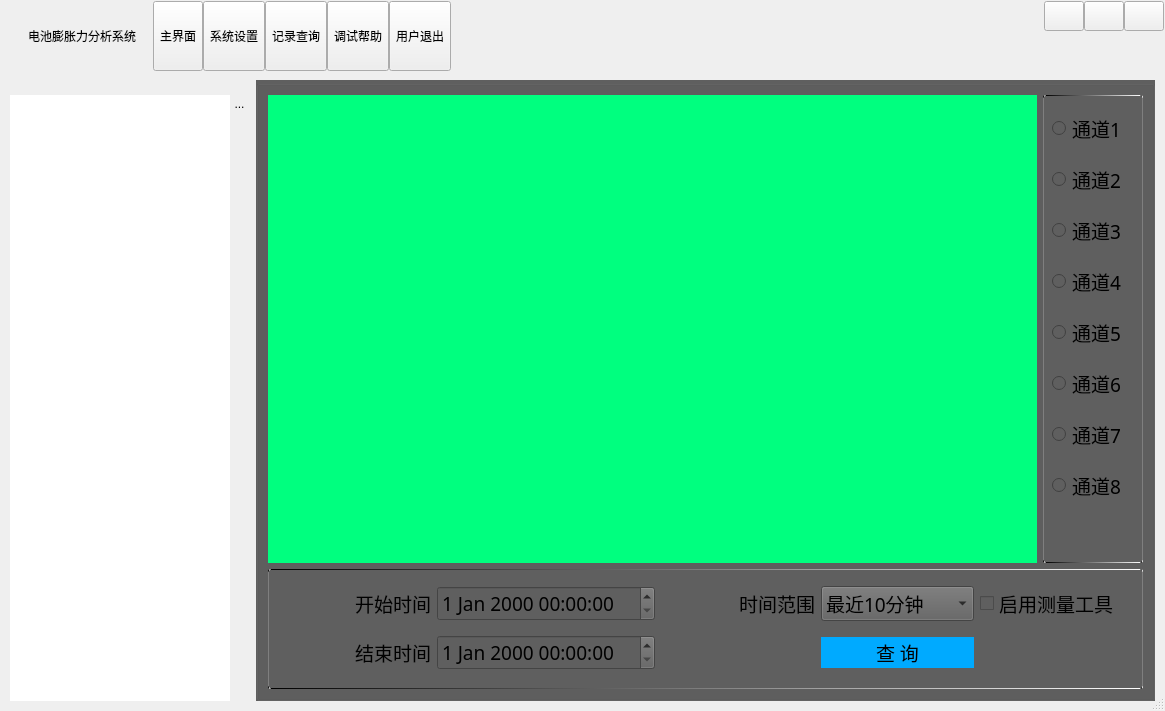
byteman/bullet, file MainWnd.ui: the form before one commit.
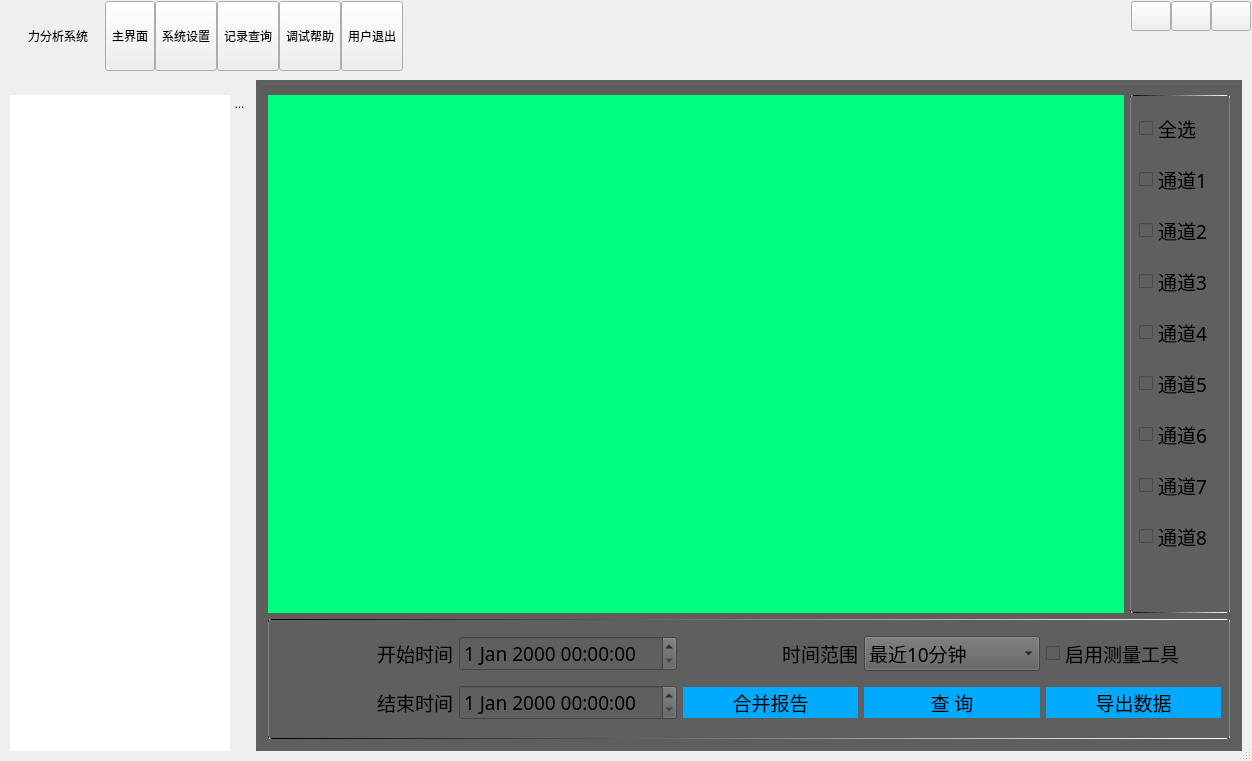
The form after the commit. The open tabs and pages were chosen to show the change. Icons and pictures are not drawn. Custom widgets are drawn as their Qt base class.

The edit to the form file:
```diff
--- a/MainWnd.ui
+++ b/MainWnd.ui
@@ -6,8 +6,8 @@
    <rect>
     <x>0</x>
     <y>0</y>
-    <width>1165</width>
-    <height>711</height>
+    <width>1252</width>
+    <height>761</height>
    </rect>
   </property>
   <property name="windowTitle">
@@ -72,7 +72,7 @@
          <string notr="true"/>
         </property>
         <property name="text">
-         <string>电池膨胀力分析系统  </string>
+         <string>力分析系统  </string>
         </property>
         <property name="alignment">
          <set>Qt::AlignLeading|Qt::AlignLeft|Qt::AlignVCenter</set>
@@ -1090,7 +1090,20 @@
                 <number>50</number>
                </property>
                <item>
-                <widget class="QRadioButton" name="rb1">
+                <widget class="QCheckBox" name="chkSelAll">
+                 <property name="font">
+                  <font>
+                   <family>微软雅黑</family>
+                   <pointsize>14</pointsize>
+                  </font>
+                 </property>
+                 <property name="text">
+                  <string>全选</string>
+                 </property>
+                </widget>
+               </item>
+               <item>
+                <widget class="QCheckBox" name="rb1">
                  <property name="font">
                   <font>
                    <family>微软雅黑</family>
@@ -1103,7 +1116,7 @@
                 </widget>
                </item>
                <item>
-                <widget class="QRadioButton" name="rb2">
+                <widget class="QCheckBox" name="rb2">
                  <property name="font">
                   <font>
                    <family>微软雅黑</family>
@@ -1116,7 +1129,7 @@
                 </widget>
                </item>
                <item>
-                <widget class="QRadioButton" name="rb3">
+                <widget class="QCheckBox" name="rb3">
                  <property name="font">
                   <font>
                    <family>微软雅黑</family>
@@ -1129,7 +1142,7 @@
                 </widget>
                </item>
                <item>
-                <widget class="QRadioButton" name="rb4">
+                <widget class="QCheckBox" name="rb4">
                  <property name="font">
                   <font>
                    <family>微软雅黑</family>
@@ -1142,7 +1155,7 @@
                 </widget>
                </item>
                <item>
-                <widget class="QRadioButton" name="rb5">
+                <widget class="QCheckBox" name="rb5">
                  <property name="font">
                   <font>
                    <family>微软雅黑</family>
@@ -1155,7 +1168,7 @@
                 </widget>
                </item>
                <item>
-                <widget class="QRadioButton" name="rb6">
+                <widget class="QCheckBox" name="rb6">
                  <property name="font">
                   <font>
                    <family>微软雅黑</family>
@@ -1168,7 +1181,7 @@
                 </widget>
                </item>
                <item>
-                <widget class="QRadioButton" name="rb7">
+                <widget class="QCheckBox" name="rb7">
                  <property name="font">
                   <font>
                    <family>微软雅黑</family>
@@ -1181,7 +1194,7 @@
                 </widget>
                </item>
                <item>
-                <widget class="QRadioButton" name="rb8">
+                <widget class="QCheckBox" name="rb8">
                  <property name="font">
                   <font>
                    <family>微软雅黑</family>
@@ -1349,6 +1362,40 @@
                </property>
               </widget>
              </item>
+             <item row="1" column="2">
+              <widget class="QPushButton" name="btnMerge">
+               <property name="font">
+                <font>
+                 <family>微软雅黑</family>
+                 <pointsize>14</pointsize>
+                 <weight>50</weight>
+                 <bold>false</bold>
+                </font>
+               </property>
+               <property name="styleSheet">
+                <string notr="true">QPushButton{
+
+border-raidus:0px;
+border-color: qlineargradient(spread:pad, x1:0, y1:0, x2:1, y2:0, stop:0 rgba(0, 0, 0, 255), stop:1 rgba(255, 255, 255, 255));
+background-color: rgb(0, 170, 255);
+border-width:1px;
+border-style:sold;
+}
+
+QPushButton:hove{
+border-raidus:0px;
+border-style:solid;
+border-width:0px 0px 2px 0px;
+padding:4px 4px 2px 4px;
+border-color:#00BB9E;
+background:qlineargradient(spread:pad,x1:0,y1:0,x2:0,y2:1,stop:0 #646464,stop:1 #525252);
+}</string>
+               </property>
+               <property name="text">
+                <string>合并报告</string>
+               </property>
+              </widget>
+             </item>
              <item row="1" column="3">
               <widget class="QPushButton" name="btnQuery">
                <property name="font">
@@ -1383,6 +1430,40 @@
                </property>
               </widget>
              </item>
+             <item row="1" column="4">
+              <widget class="QPushButton" name="btnExport">
+               <property name="font">
+                <font>
+                 <family>微软雅黑</family>
+                 <pointsize>14</pointsize>
+                 <weight>50</weight>
+                 <bold>false</bold>
+                </font>
+               </property>
+               <property name="styleSheet">
+                <string notr="true">QPushButton{
+
+border-raidus:0px;
+border-color: qlineargradient(spread:pad, x1:0, y1:0, x2:1, y2:0, stop:0 rgba(0, 0, 0, 255), stop:1 rgba(255, 255, 255, 255));
+background-color: rgb(0, 170, 255);
+border-width:1px;
+border-style:sold;
+}
+
+QPushButton:hove{
+border-raidus:0px;
+border-style:solid;
+border-width:0px 0px 2px 0px;
+padding:4px 4px 2px 4px;
+border-color:#00BB9E;
+background:qlineargradient(spread:pad,x1:0,y1:0,x2:0,y2:1,stop:0 #646464,stop:1 #525252);
+}</string>
+               </property>
+               <property name="text">
+                <string>导出数据</string>
+               </property>
+              </widget>
+             </item>
             </layout>
            </widget>
           </item>
```
Left out of the diff: 6 changed lines with no effect on the pictures.
